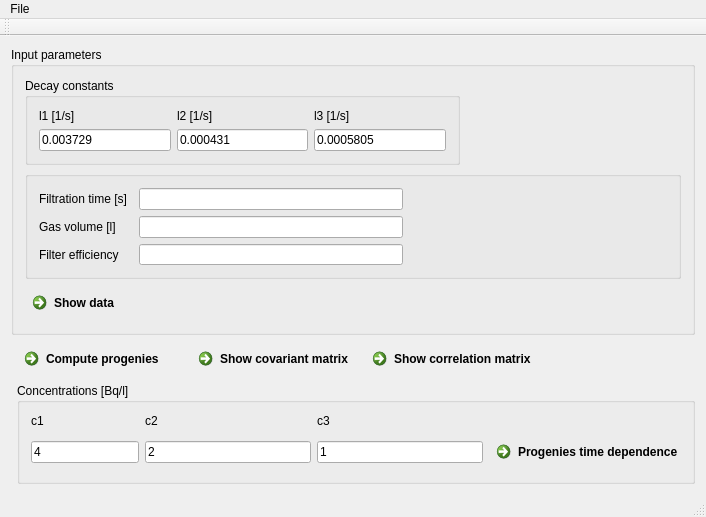
First picture: the form in src/mainwindow.ui, repository bulanek/progeny, before the edit.
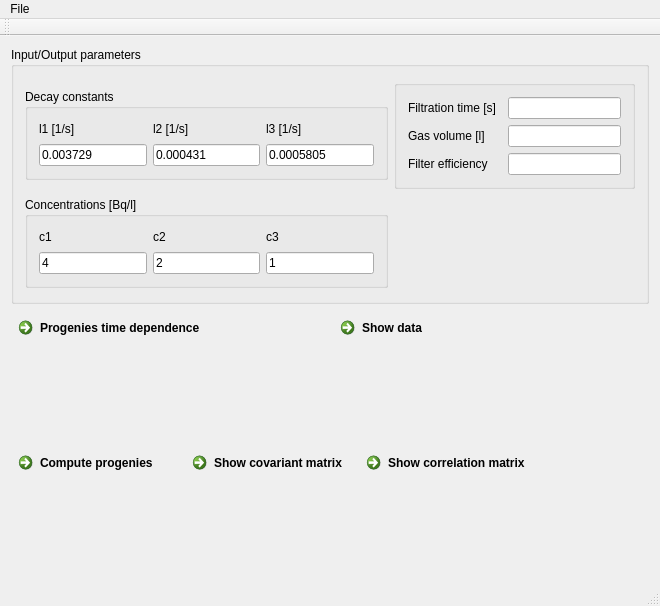
Second picture: the form after the edit.

```diff
--- a/src/mainwindow.ui
+++ b/src/mainwindow.ui
@@ -6,8 +6,8 @@
    <rect>
     <x>0</x>
     <y>0</y>
-    <width>706</width>
-    <height>517</height>
+    <width>660</width>
+    <height>606</height>
    </rect>
   </property>
   <property name="windowTitle">
@@ -15,7 +15,21 @@
   </property>
   <widget class="QWidget" name="centralWidget">
    <layout class="QGridLayout" name="gridLayout_5">
-    <item row="2" column="1">
+    <item row="3" column="0">
+     <widget class="QCommandLinkButton" name="commandLinkButton_5">
+      <property name="text">
+       <string>Progenies time dependence</string>
+      </property>
+     </widget>
+    </item>
+    <item row="3" column="1">
+     <widget class="QCommandLinkButton" name="commandLinkButton_4">
+      <property name="text">
+       <string>Show data</string>
+      </property>
+     </widget>
+    </item>
+    <item row="4" column="0" colspan="2">
      <layout class="QHBoxLayout" name="horizontalLayout">
       <item>
        <widget class="QCommandLinkButton" name="commandLinkButton_2">
@@ -56,51 +70,45 @@
     <item row="0" column="0" rowspan="2" colspan="2">
      <widget class="QGroupBox" name="groupBox_3">
       <property name="title">
-       <string>Input parameters</string>
+       <string>Input/Output parameters</string>
       </property>
       <layout class="QGridLayout" name="gridLayout_3">
-       <item row="0" column="0" colspan="2">
+       <item row="0" column="0">
         <widget class="QGroupBox" name="groupBox">
+         <property name="minimumSize">
+          <size>
+           <width>281</width>
+           <height>71</height>
+          </size>
+         </property>
+         <property name="maximumSize">
+          <size>
+           <width>16777215</width>
+           <height>91</height>
+          </size>
+         </property>
+         <property name="statusTip">
+          <string>Decay constants of progenies</string>
+         </property>
          <property name="title">
           <string>Decay constants</string>
          </property>
          <layout class="QGridLayout" name="gridLayout">
-          <item row="0" column="2">
-           <widget class="QLabel" name="label_3">
-            <property name="text">
-             <string>l3 [1/s]</string>
-            </property>
-           </widget>
-          </item>
-          <item row="2" column="1">
-           <widget class="QLineEdit" name="lineEdit_2">
-            <property name="text">
-             <string>0.000431</string>
-            </property>
-           </widget>
-          </item>
-          <item row="0" column="1">
-           <widget class="QLabel" name="label_2">
-            <property name="text">
-             <string>l2 [1/s]</string>
-            </property>
-           </widget>
-          </item>
-          <item row="2" column="2">
-           <widget class="QLineEdit" name="lineEdit_3">
-            <property name="text">
-             <string>0.0005805</string>
-            </property>
-           </widget>
-          </item>
           <item row="0" column="0">
+           <layout class="QHBoxLayout" name="horizontalLayout_3">
+            <item>
+             <layout class="QVBoxLayout" name="verticalLayout_4">
+              <property name="spacing">
+               <number>-1</number>
+              </property>
+              <item>
            <widget class="QLabel" name="label">
             <property name="text">
              <string>l1 [1/s]</string>
             </property>
            </widget>
           </item>
-          <item row="2" column="0">
+              <item>
            <widget class="QLineEdit" name="lineEdit">
             <property name="text">
              <string>0.003729</string>
@@ -108,17 +116,56 @@
            </widget>
           </item>
          </layout>
-        </widget>
-       </item>
-       <item row="2" column="0">
-        <widget class="QCommandLinkButton" name="commandLinkButton_4">
+            </item>
+            <item>
+             <layout class="QVBoxLayout" name="verticalLayout_5">
+              <item>
+               <widget class="QLabel" name="label_2">
+                <property name="text">
+                 <string>l2 [1/s]</string>
+                </property>
+               </widget>
+              </item>
+              <item>
+               <widget class="QLineEdit" name="lineEdit_2">
          <property name="text">
-          <string>Show data</string>
+                 <string>0.000431</string>
          </property>
         </widget>
        </item>
-       <item row="1" column="0" colspan="3">
+             </layout>
+            </item>
+            <item>
+             <layout class="QVBoxLayout" name="verticalLayout_6">
+              <item>
+               <widget class="QLabel" name="label_3">
+                <property name="text">
+                 <string>l3 [1/s]</string>
+                </property>
+               </widget>
+              </item>
+              <item>
+               <widget class="QLineEdit" name="lineEdit_3">
+                <property name="text">
+                 <string>0.0005805</string>
+                </property>
+               </widget>
+              </item>
+             </layout>
+            </item>
+           </layout>
+          </item>
+         </layout>
+        </widget>
+       </item>
+       <item row="0" column="1">
         <widget class="QGroupBox" name="groupBox_4">
+         <property name="minimumSize">
+          <size>
+           <width>171</width>
+           <height>81</height>
+          </size>
+         </property>
          <property name="title">
           <string/>
          </property>
@@ -153,92 +200,100 @@
           <item row="2" column="2">
            <widget class="QLineEdit" name="lineEdit_9"/>
           </item>
-          <item row="1" column="3">
-           <spacer name="horizontalSpacer">
-            <property name="orientation">
-             <enum>Qt::Horizontal</enum>
-            </property>
-            <property name="sizeHint" stdset="0">
-             <size>
-              <width>40</width>
-              <height>20</height>
-             </size>
-            </property>
-           </spacer>
-          </item>
          </layout>
         </widget>
        </item>
-       <item row="2" column="1" colspan="2">
-        <spacer name="horizontalSpacer_4">
-         <property name="orientation">
-          <enum>Qt::Horizontal</enum>
-         </property>
-         <property name="sizeHint" stdset="0">
-          <size>
-           <width>40</width>
-           <height>20</height>
-          </size>
-         </property>
-        </spacer>
-       </item>
-      </layout>
-     </widget>
-    </item>
-    <item row="3" column="1">
+       <item row="1" column="0">
      <widget class="QGroupBox" name="groupBox_2">
+         <property name="minimumSize">
+          <size>
+           <width>161</width>
+           <height>71</height>
+          </size>
+         </property>
+         <property name="maximumSize">
+          <size>
+           <width>371</width>
+           <height>91</height>
+          </size>
+         </property>
       <property name="title">
        <string>Concentrations [Bq/l]</string>
       </property>
       <layout class="QGridLayout" name="gridLayout_2">
-       <item row="2" column="3">
-        <widget class="QLineEdit" name="lineEdit_6">
+          <item row="0" column="0">
+           <layout class="QHBoxLayout" name="horizontalLayout_2">
+            <item>
+             <layout class="QVBoxLayout" name="verticalLayout">
+              <item>
+               <widget class="QLabel" name="label_4">
          <property name="text">
-          <string>1</string>
+                 <string>c1</string>
          </property>
         </widget>
        </item>
-       <item row="0" column="2">
-        <widget class="QLabel" name="label_5">
-         <property name="text">
-          <string>c2</string>
-         </property>
-        </widget>
-       </item>
-       <item row="2" column="0" colspan="2">
+              <item>
         <widget class="QLineEdit" name="lineEdit_4">
          <property name="text">
           <string>4</string>
          </property>
         </widget>
        </item>
-       <item row="0" column="3">
-        <widget class="QLabel" name="label_6">
+             </layout>
+            </item>
+            <item>
+             <layout class="QVBoxLayout" name="verticalLayout_2">
+              <item>
+               <widget class="QLabel" name="label_5">
          <property name="text">
-          <string>c3</string>
+                 <string>c2</string>
          </property>
         </widget>
        </item>
-       <item row="2" column="2">
+              <item>
         <widget class="QLineEdit" name="lineEdit_5">
          <property name="text">
           <string>2</string>
          </property>
         </widget>
        </item>
-       <item row="0" column="0" colspan="2">
-        <widget class="QLabel" name="label_4">
+             </layout>
+            </item>
+            <item>
+             <layout class="QVBoxLayout" name="verticalLayout_3">
+              <item>
+               <widget class="QLabel" name="label_6">
          <property name="text">
-          <string>c1</string>
+                 <string>c3</string>
          </property>
         </widget>
        </item>
-       <item row="2" column="4">
-        <widget class="QCommandLinkButton" name="commandLinkButton_5">
+              <item>
+               <widget class="QLineEdit" name="lineEdit_6">
          <property name="text">
-          <string>Progenies time dependence</string>
-         </property>
-        </widget>
+                 <string>1</string>
+                </property>
+               </widget>
+              </item>
+             </layout>
+            </item>
+           </layout>
+          </item>
+         </layout>
+        </widget>
+       </item>
+       <item row="1" column="1">
+        <spacer name="horizontalSpacer">
+         <property name="orientation">
+          <enum>Qt::Horizontal</enum>
+         </property>
+         <property name="sizeHint" stdset="0">
+          <size>
+           <width>241</width>
+           <height>20</height>
+          </size>
+         </property>
+        </spacer>
        </item>
       </layout>
      </widget>
@@ -250,7 +305,7 @@
     <rect>
      <x>0</x>
      <y>0</y>
-     <width>706</width>
+     <width>660</width>
      <height>24</height>
     </rect>
    </property>
```
Left out of the diff: 10 changed lines with no effect on the pictures. Lines whose indentation alone changed are shown as unchanged.
